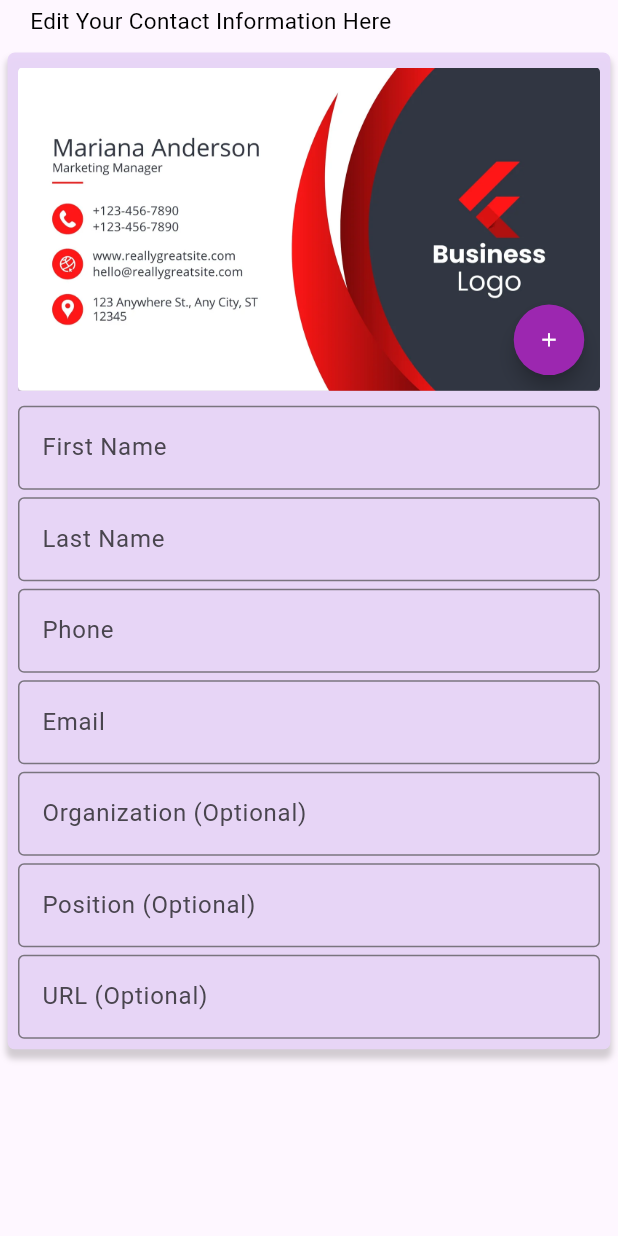
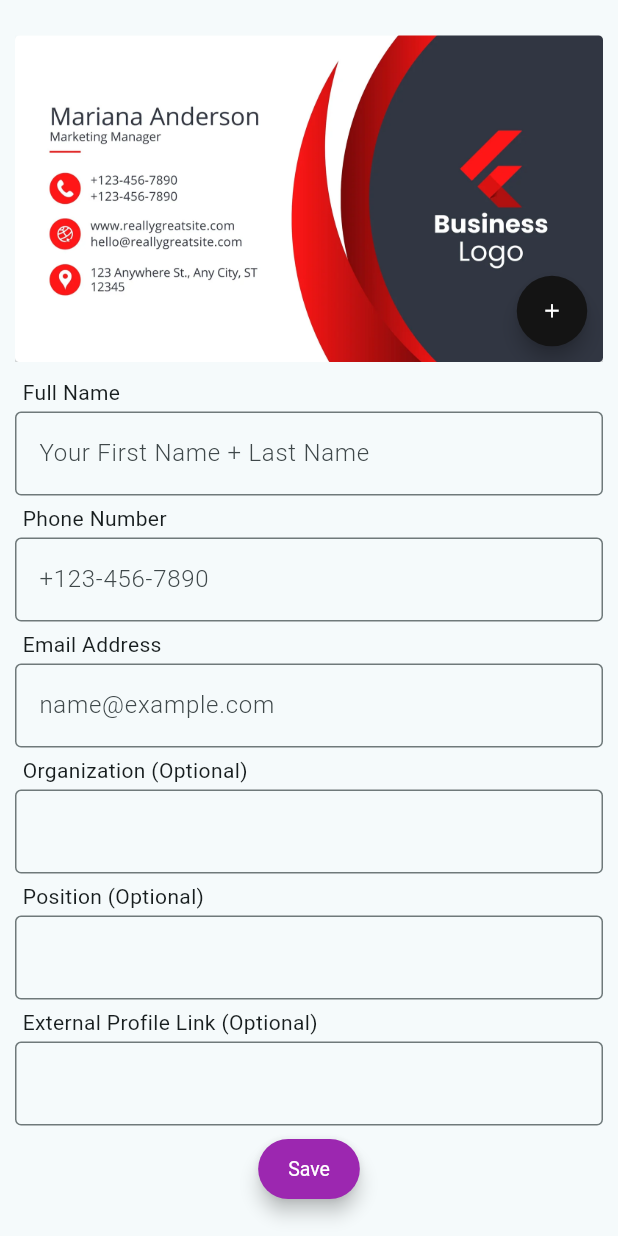
Before and after one commit to Unknown-Box/2024-Madcamp-week-1, a Flutter app: the Mypage screen opened directly, on a phone screen of 412 x 824 dp. Run offline on Flutter 3.47's test engine with Material 3 defaults, Android fonts, the light colour scheme and no system bars; our stand-ins replace image_picker, sqflite; accounts and stored records are empty.

Commit message:
feat: tab3 features changed

```diff
--- a/lib/main.dart
+++ b/lib/main.dart
@@ -17,7 +17,7 @@
     return MaterialApp(
       title: 'Flutter Demo',
       theme: ThemeData(
-        colorScheme: ColorScheme.fromSeed(seedColor: Colors.deepPurple),
+        colorScheme: ColorScheme.fromSeed(seedColor: const Color.fromARGB(255, 255, 255, 255)),
         useMaterial3: true,
       ),
       home: const App(),
--- a/lib/src/pages/mypage.dart
+++ b/lib/src/pages/mypage.dart
@@ -1,8 +1,10 @@
 // name(first, last), tel, email, image(biz card),
 // (opt)org, (opt)position, (opt)ext_link
 
+
 import 'package:flutter/material.dart';
 import 'package:image_picker/image_picker.dart';
+import 'package:cardrepo/src/services/contacts.dart';
 import 'dart:io';
 
 class Mypage extends StatefulWidget {
@@ -13,7 +15,15 @@ class Mypage extends StatefulWidget {
 }
 
 class _MypageState extends State<Mypage> {
+
   File? _image;
+  final TextEditingController _NameController = TextEditingController();
+  final TextEditingController _phoneController = TextEditingController();
+  final TextEditingController _emailController = TextEditingController();
+  final TextEditingController _orgController = TextEditingController();
+  final TextEditingController _positionController = TextEditingController();
+  final TextEditingController _urlController = TextEditingController();
+  ContactService contactService = ContactService();
 
   Future<void> _pickImage() async {
     final ImagePicker picker = ImagePicker();
@@ -25,38 +35,52 @@ class _MypageState extends State<Mypage> {
       });
     }
   }
+
+  void _saveContactInfo() async {
+    // Add your save logic here
+    // You can access the text fields' values using the controllers
+    String name = _NameController.text;
+    String phone = _phoneController.text;
+    String email = _emailController.text;
+    String org = _orgController.text;
+    String position = _positionController.text;
+    String url = _urlController.text;
+
+    final isUpdated = await contactService.udpateMyContact(
+      fullName: name,
+      tel: phone,
+      email: email,
+      org: org,
+      position: position,
+      extLink: url,
+    );
+
+    if (isUpdated) {
+      print('Saved info: $name $phone $email $org $position $url');
+    } else {
+      print('No datas to be updated');
+    }
+
+  }
+
+  @override
+  void initState() {
+    super.initState();
+    _NameController.addListener(() => setState(() {}));
+    _phoneController.addListener(() => setState(() {}));
+    _emailController.addListener(() => setState(() {}));
+    _orgController.addListener(() => setState(() {}));
+    _positionController.addListener(() => setState(() {}));
+    _urlController.addListener(() => setState(() {}));
+  }
+
   @override
   Widget build(BuildContext context) {
     return Scaffold(
-      body: Column(
-        children: [
-          // page description
-          Container(
-            width: 500,
-            height: 30,
-            padding: EdgeInsets.fromLTRB(20.0, 3.0, 20.0, 3.0),
-            child: Text(
-              'Edit Your Contact Information Here',
-              style: TextStyle(fontSize: 15, color: Colors.black),
-            ),
-          ),
-          // personal info edit
-          Container(
-            width: 500,
-            margin: EdgeInsets.fromLTRB(5.0, 5.0, 5.0, 3.0),
-            padding: EdgeInsets.all(7),
-            decoration: BoxDecoration(
-              color: Color.fromARGB(246, 232, 213, 247),
-              borderRadius: BorderRadius.circular(5.0),
-              boxShadow: [
-                BoxShadow(
-                  color: Color.fromARGB(72, 98, 94, 94),
-                  offset: Offset(0, 5.0),
-                  blurRadius: 3.0,
-                  spreadRadius: 1.0,
-                ),
-              ],
-            ),
+      body: Center(
+        child: SingleChildScrollView(
+              reverse: true,
+              padding: EdgeInsets.all(10),
               child: Column(
                 mainAxisAlignment: MainAxisAlignment.start,
                 children: <Widget>[
@@ -87,6 +111,7 @@ class _MypageState extends State<Mypage> {
                           ),
                         ),
                       ),
+                      // image add button positioning
                       Positioned(
                         right: -10,
                         bottom: 10,
@@ -96,88 +121,242 @@ class _MypageState extends State<Mypage> {
                   ),
 
                   SizedBox(height: 10.0),
-                // first name
-                TextFormField(
-                  keyboardType: TextInputType.text,
-                  decoration: InputDecoration(
-                    hintText: 'First Name',
-                    border: OutlineInputBorder()
+                  // name
+                  Container(
+                    width: 500,
+                    padding: EdgeInsets.fromLTRB(5.0, 0.0, 5.0, 0.0),
+                    child: Text(
+                      'Full Name',
+                      textAlign: TextAlign.left,
                     ),
                   ),
-
-                SizedBox(height: 5.0),
-                // last name
-                TextFormField(
-                  keyboardType: TextInputType.text,
-                  decoration: InputDecoration(
-                    hintText: 'Last Name',
-                    border: OutlineInputBorder()
-                  ),
-                ),
+                  SizedBox(height: 3.0),
+                  buildName(),
 
                   SizedBox(height: 5.0),
                   // phone
-                TextFormField(
-                  keyboardType: TextInputType.phone,
-                  decoration: InputDecoration(
-                    hintText: 'Phone',
-                    border: OutlineInputBorder()
+                  Container(
+                    width: 500,
+                    padding: EdgeInsets.fromLTRB(5.0, 0.0, 5.0, 0.0),
+                    child: Text(
+                      'Phone Number',
+                      textAlign: TextAlign.left,
                     ),
                   ),
+                  SizedBox(height: 3.0),
+                  buildPhone(),
 
                   SizedBox(height: 5.0),
                   // email
-                TextFormField(
-                  keyboardType: TextInputType.emailAddress,
-                  decoration: InputDecoration(
-                    hintText: 'Email',
-                    border: OutlineInputBorder()
+                  Container(
+                    width: 500,
+                    padding: EdgeInsets.fromLTRB(5.0, 0.0, 5.0, 0.0),
+                    child: Text(
+                      'Email Address',
+                      textAlign: TextAlign.left,
                     ),
                   ),
+                  SizedBox(height: 3.0),
+                  buildEmail(),
 
                   SizedBox(height: 5.0),
                   // organization
-                TextFormField(
-                  keyboardType: TextInputType.multiline,
-                  decoration: InputDecoration(
-                    hintText: 'Organization (Optional)',
-                    border: OutlineInputBorder()
+                  Container(
+                    width: 500,
+                    padding: EdgeInsets.fromLTRB(5.0, 0.0, 5.0, 0.0),
+                    child: Text(
+                      'Organization (Optional)',
+                      textAlign: TextAlign.left,
                     ),
                   ),
+                  SizedBox(height: 3.0),
+                  buildOrg(),
 
                   SizedBox(height: 5.0),
                   // position
-                TextFormField(
-                  keyboardType: TextInputType.multiline,
-                  decoration: InputDecoration(
-                    hintText: 'Position (Optional)',
-                    border: OutlineInputBorder()
+                  Container(
+                    width: 500,
+                    padding: EdgeInsets.fromLTRB(5.0, 0.0, 5.0, 0.0),
+                    child: Text(
+                      'Position (Optional)',
+                      textAlign: TextAlign.left,
                     ),
                   ),
+                  SizedBox(height: 3.0),
+                  buildPos(),
 
                   SizedBox(height: 5.0),
                   // url
-                TextFormField(
-                  keyboardType: TextInputType.url,
-                  decoration: InputDecoration(
-                    hintText: 'URL (Optional)',
-                    border: OutlineInputBorder()
+                  Container(
+                    width: 500,
+                    padding: EdgeInsets.fromLTRB(5.0, 0.0, 5.0, 0.0),
+                    child: Text(
+                      'External Profile Link (Optional)',
+                      textAlign: TextAlign.left
+                    ),
+                  ),
+                  SizedBox(height: 3.0),
+                  buildPos(),
+
+                  SizedBox(height: 5.0),
+                    // Save button
+                  ElevatedButton(
+                    onPressed: _saveContactInfo,
+                    child: Text('Save'),
+                    style: ElevatedButton.styleFrom(
+                      backgroundColor: Colors.purple,
+                      foregroundColor: Colors.white,
+                      elevation: 5,
+                      padding: EdgeInsets.symmetric(horizontal: 20, vertical: 10),
+                      textStyle: TextStyle(fontSize: 13),
                     ),
                   ),
                 ],
               ),
             ),
-        ],
-      ),
+          )
     );
   }
 
+  Widget buildName() {
+    return TextFormField(
+      controller: _NameController,
+      validator: (value) {
+        if (value == null || value.isEmpty) {
+          return 'Full Name is Required';
+        }
+        return null;
+      },
+      decoration: InputDecoration(
+        hintText: 'Your First Name + Last Name',
+        hintStyle: TextStyle(fontWeight: FontWeight.w300),
+        border: OutlineInputBorder(),
+        suffixIcon: _NameController.text.isEmpty
+          ? Container(width: 0)
+          : IconButton(
+              icon: Icon(Icons.close),
+              onPressed: () => _NameController.clear(),
+            ),
+      ),
+      keyboardType: TextInputType.text,
+      textInputAction: TextInputAction.done,
+    );
+  }
+
+  Widget buildPhone() {
+    return TextFormField(
+      controller: _phoneController,
+      validator: (value) {
+        if (value == null || value.isEmpty) {
+          return 'Phone Number is Required';
+        }
+        return null;
+      },
+      decoration: InputDecoration(
+        hintText: '+123-456-7890',
+        hintStyle: TextStyle(fontWeight: FontWeight.w300),
+        border: OutlineInputBorder(),
+        suffixIcon: _phoneController.text.isEmpty
+          ? Container(width: 0)
+          : IconButton(
+              icon: Icon(Icons.close),
+              onPressed: () => _phoneController.clear(),
+            ),
+      ),
+      keyboardType: TextInputType.phone,
+      textInputAction: TextInputAction.done,
+    );
+  }
+
+  Widget buildEmail() {
+    return TextFormField(
+      controller: _emailController,
+      validator: (value) {
+        if (value == null || value.isEmpty) {
+          return 'Email is Required';
+        }
+        return null;
+      },
+      decoration: InputDecoration(
+        hintText: 'name@example.com',
+        hintStyle: TextStyle(fontWeight: FontWeight.w300),
+        border: OutlineInputBorder(),
+        suffixIcon: _emailController.text.isEmpty
+          ? Container(width: 0)
+          : IconButton(
+              icon: Icon(Icons.close),
+              onPressed: () => _emailController.clear(),
+            ),
+      ),
+      keyboardType: TextInputType.emailAddress,
+      textInputAction: TextInputAction.done,
+    );
+  }
+
+  Widget buildOrg() {
+    return TextFormField(
+      controller: _orgController,
+      decoration: InputDecoration(
+        // hintText: 'organization',
+        // hintStyle: TextStyle(fontWeight: FontWeight.w300),
+        border: OutlineInputBorder(),
+        suffixIcon: _orgController.text.isEmpty
+          ? Container(width: 0)
+          : IconButton(
+              icon: Icon(Icons.close),
+              onPressed: () => _orgController.clear(),
+            ),
+      ),
+      keyboardType: TextInputType.text,
+      textInputAction: TextInputAction.done,
+    );
+  }
+
+  Widget buildPos() {
+    return TextFormField(
+      controller: _positionController,
+      decoration: InputDecoration(
+        // hintText: 'Job Position',
+        // hintStyle: TextStyle(fontWeight: FontWeight.w300),
+        border: OutlineInputBorder(),
+        suffixIcon: _positionController.text.isEmpty
+          ? Container(width: 0)
+          : IconButton(
+              icon: Icon(Icons.close),
+              onPressed: () => _positionController.clear(),
+            ),
+      ),
+      keyboardType: TextInputType.text,
+      textInputAction: TextInputAction.done,
+    );
+  }
+
+  Widget buildUrl() {
+    return TextFormField(
+      controller: _urlController,
+      decoration: InputDecoration(
+        hintText: 'www.example.com',
+        hintStyle: TextStyle(fontWeight: FontWeight.w300),
+        border: OutlineInputBorder(),
+        suffixIcon: _urlController.text.isEmpty
+          ? Container(width: 0)
+          : IconButton(
+              icon: Icon(Icons.close),
+              onPressed: () => _urlController.clear(),
+            ),
+      ),
+      keyboardType: TextInputType.url,
+      textInputAction: TextInputAction.done,
+    );
+  }
+
+  // image edit button
   Widget buildAddImgButton() {
     return MaterialButton(
       onPressed: () {
         _pickImage();
       },
-      color: Colors.purple,
+      color: Color.fromARGB(255, 20, 20, 20),
       textColor: Colors.white,
       child: Icon(
         Icons.add,
```
Also changed, not shown: 1 other file. Lines whose indentation alone changed are shown as unchanged.
